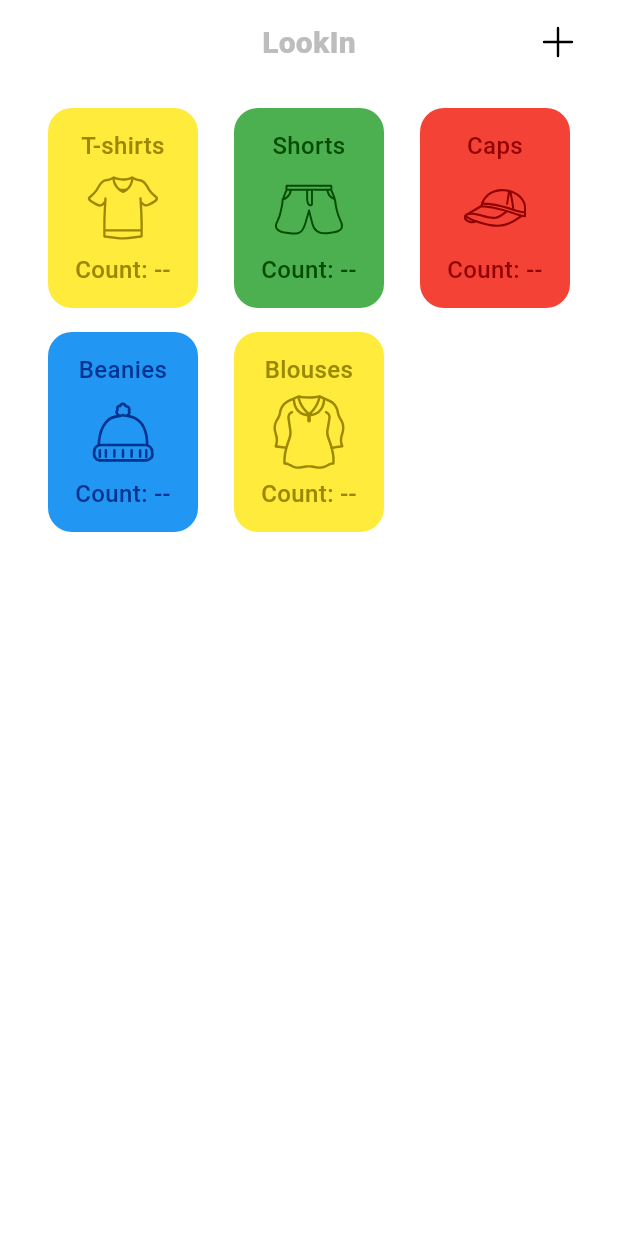
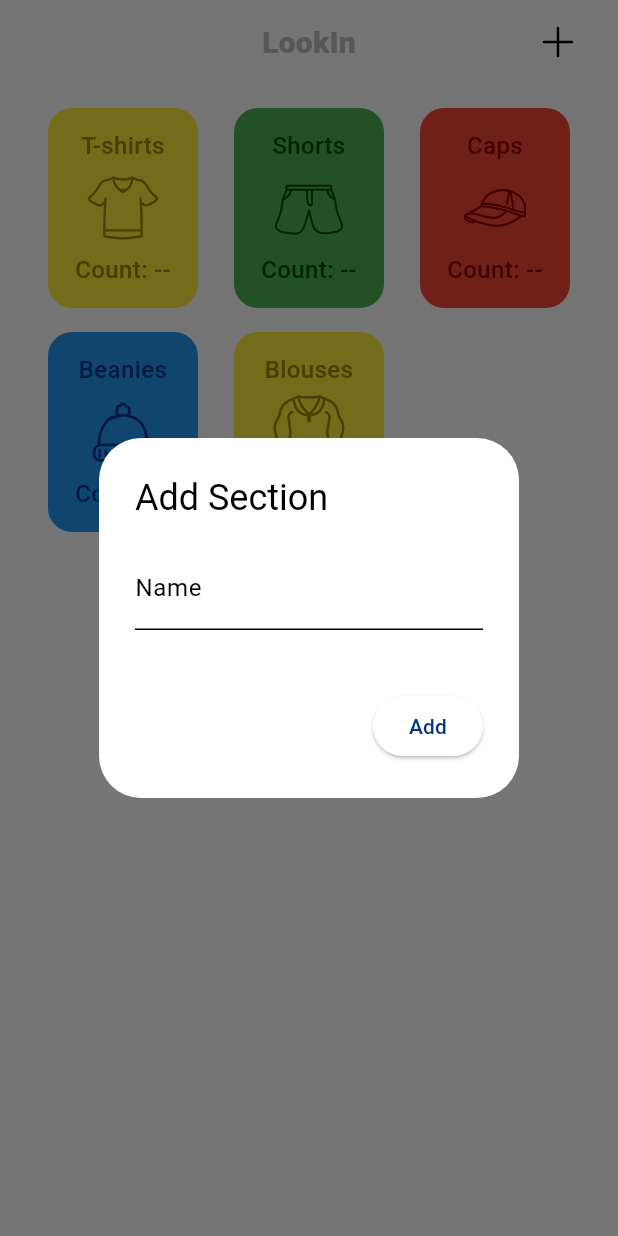
Before and after one commit to sofeeka/lookin, a Flutter app: the SectionsScreen screen opened directly, after a tap on an icon or button, on a phone screen of 412 x 824 dp. Run offline on Flutter 3.47's test engine with Material 3 defaults, Android fonts, the phone set to English and light mode, and no system bars; our stand-ins replace cloud_firestore, firebase_core, flutter_svg; accounts and stored records are empty.

Commit message:
Implemented FirestoreSectionService
CRUD for SectionDTO

```diff
--- a/lib/repositories/section_repository.dart
+++ b/lib/repositories/section_repository.dart
@@ -18,7 +18,7 @@ class SectionRepository implements ISectionRepository {
 
   @override
   List<SectionDTO> initialiseSections() {
-    var temp = [
+    sectionDTOs = [
       SectionDTO(
         id: staticIdCounter++,
         color: Colors.yellow,
@@ -50,8 +50,6 @@ class SectionRepository implements ISectionRepository {
         svgIconPath: '${iconPathBase}blouse.svg',
       ),
     ];
-    sectionDTOs = [];
-    sectionDTOs!.addAll(temp);
     return sectionDTOs!;
   }
 
--- a/lib/screens/sections_screen.dart
+++ b/lib/screens/sections_screen.dart
@@ -1,16 +1,18 @@
-import 'package:flutter/cupertino.dart';
-import 'package:flutter/foundation.dart';
 import 'package:flutter/material.dart';
 import 'package:flutter_staggered_grid_view/flutter_staggered_grid_view.dart';
 import 'package:lookin_empat/base_app_bar.dart';
+import 'package:lookin_empat/repositories/i_section_repository.dart';
 import 'package:lookin_empat/repositories/section_repository.dart';
+import 'package:lookin_empat/services/firestore_section_service.dart';
 import 'package:lookin_empat/services/section_service.dart';
 
 import '../models/logger.dart';
+import '../models/section_dto.dart';
 import '../services/i_section_service.dart';
 
 class SectionsScreen extends StatefulWidget {
-  SectionsScreen({super.key, this.onPressedActive = false, this.onSectionPressed}) {
+  SectionsScreen(
+      {super.key, this.onPressedActive = false, this.onSectionPressed}) {
     assert(!onPressedActive || onPressedActive && onSectionPressed != null);
   }
 
@@ -23,15 +25,62 @@ class SectionsScreen extends StatefulWidget {
 
 class _SectionsScreenState extends State<SectionsScreen> {
   static const CROSS_AXIS_COUNT = 3;
-  late ISectionService _sectionService;
+  late ISectionService sectionService;
+  late ISectionRepository sectionRepository;
   Function()? onAddButtonPressed;
+
+  final FirestoreSectionService firestoreSectionService =
+      FirestoreSectionService();
+  final TextEditingController textController = TextEditingController();
+
+  // add section
+  void openSectionBox() {
+    showDialog(
+      context: context,
+      builder: (context) => AlertDialog(
+        title: Text('Add Section'),
+        content: Column(
+          mainAxisSize: MainAxisSize.min,
+          children: [
+            TextField(
+              controller: textController,
+              decoration: const InputDecoration(labelText: 'Name'),
+            ),
+            // SizedBox(height: 16),
+            // CircleColorPicker(
+            //   initialColor: Colors.blue, // Set initial color
+            //   onChanged: (color) => setState(() => selectedColor = color),
+            // ),
+            SizedBox(height: 16),
+            // Additional input fields for icon and SVG path
+          ],
+        ),
+        actions: [
+          ElevatedButton(
+            onPressed: () {
+              SectionDTO section = SectionDTO(
+                id: 10, // TODO get max id + 1
+                color: Colors.red,// TODO use flutter_colorpicker
+                name: textController.text,
+                iconData: Icons.bug_report, // TODO choose icon
+              );
+              firestoreSectionService.addSection(section);
+              Navigator.pop(context);
+            },
+            child: const Text("Add"),
+          )
+        ],
+      ),
+    );
+  }
 
   @override
   void initState() {
-    _sectionService = SectionService(SectionRepository());
+    sectionRepository = SectionRepository();
+    sectionService = SectionService(sectionRepository);
 
     onAddButtonPressed = () => {
-      // todo open addNewSection
+      openSectionBox()
     };
     super.initState();
   }
@@ -40,7 +89,7 @@ class _SectionsScreenState extends State<SectionsScreen> {
   Widget build(BuildContext context) {
     double sectionWidth =
         MediaQuery.of(context).size.width / (CROSS_AXIS_COUNT + 1);
-    var sections = _sectionService.getSections(
+    var sections = sectionService.getSections(
         width: sectionWidth,
         onPressed: widget.onPressedActive
             ? widget.onSectionPressed
--- /dev/null
+++ b/lib/services/firestore_section_service.dart
@@ -0,0 +1,35 @@
+import 'package:cloud_firestore/cloud_firestore.dart';
+import 'package:lookin_empat/models/section_dto.dart';
+
+const FIREBASE_SECTIONS_REF = "sections";
+
+class FirestoreSectionService {
+  final _firestore = FirebaseFirestore.instance;
+
+  late final CollectionReference _sectionsRef;
+
+  FirestoreSectionService() {
+    _sectionsRef =
+        _firestore.collection(FIREBASE_SECTIONS_REF).withConverter<SectionDTO>(
+            fromFirestore: (snapshots, _) => SectionDTO.fromJson(
+                  snapshots.data()!,
+                ),
+            toFirestore: (section, _) => section.toJson());
+  }
+
+  Stream<QuerySnapshot> getSections() {
+    return _sectionsRef.snapshots();
+  }
+
+  void addSection(SectionDTO section) async {
+    _sectionsRef.add(section);
+  }
+
+  void updateSection(String todoId, SectionDTO section) {
+    _sectionsRef.doc(todoId).update(section.toJson());
+  }
+
+  void deleteSection(String sectionId) {
+    _sectionsRef.doc(sectionId).delete();
+  }
+}
```
